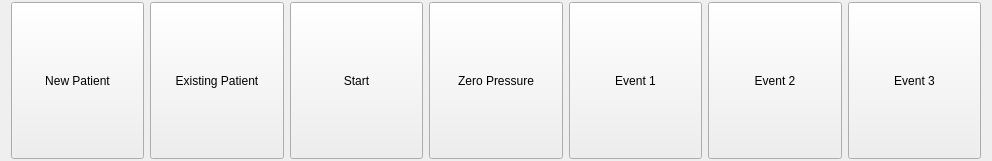
Above: JS_UDS_UI/Controls/investigationbar.ui from M-JEFFRYES/JS_UDS_SYSTEM before the change. Below: the same form after it.
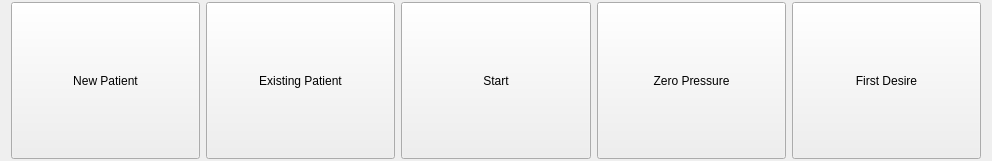
That is the form after the change.

Commit message: Set test function added

```diff
--- a/JS_UDS_UI/Controls/investigationbar.ui
+++ b/JS_UDS_UI/Controls/investigationbar.ui
@@ -81,33 +81,7 @@
       </sizepolicy>
      </property>
      <property name="text">
-      <string>Event 1</string>
-     </property>
-    </widget>
-   </item>
-   <item>
-    <widget class="QPushButton" name="event2Button">
-     <property name="sizePolicy">
-      <sizepolicy hsizetype="Minimum" vsizetype="MinimumExpanding">
-       <horstretch>0</horstretch>
-       <verstretch>0</verstretch>
-      </sizepolicy>
-     </property>
-     <property name="text">
-      <string>Event 2</string>
-     </property>
-    </widget>
-   </item>
-   <item>
-    <widget class="QPushButton" name="event3Button">
-     <property name="sizePolicy">
-      <sizepolicy hsizetype="Minimum" vsizetype="MinimumExpanding">
-       <horstretch>0</horstretch>
-       <verstretch>0</verstretch>
-      </sizepolicy>
-     </property>
-     <property name="text">
-      <string>Event 3</string>
+      <string>First Desire</string>
      </property>
     </widget>
    </item>
```
Left out of the diff: 2 changed lines with no effect on the pictures. The commit also changes 2 other files.
